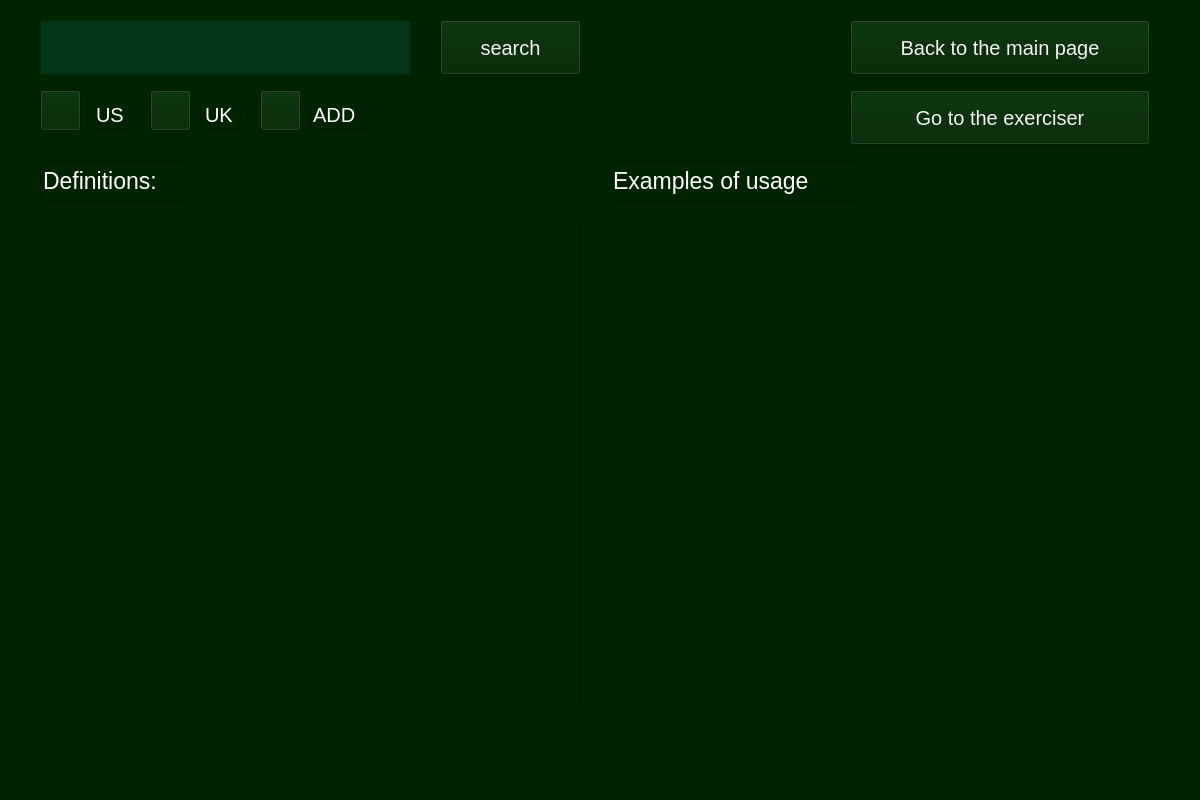
The window that WindowsGraphics/SearchWindow.ui (Skripkon/App-for-learning-English-LANGOD) describes before a commit, drawn with Qt 5.
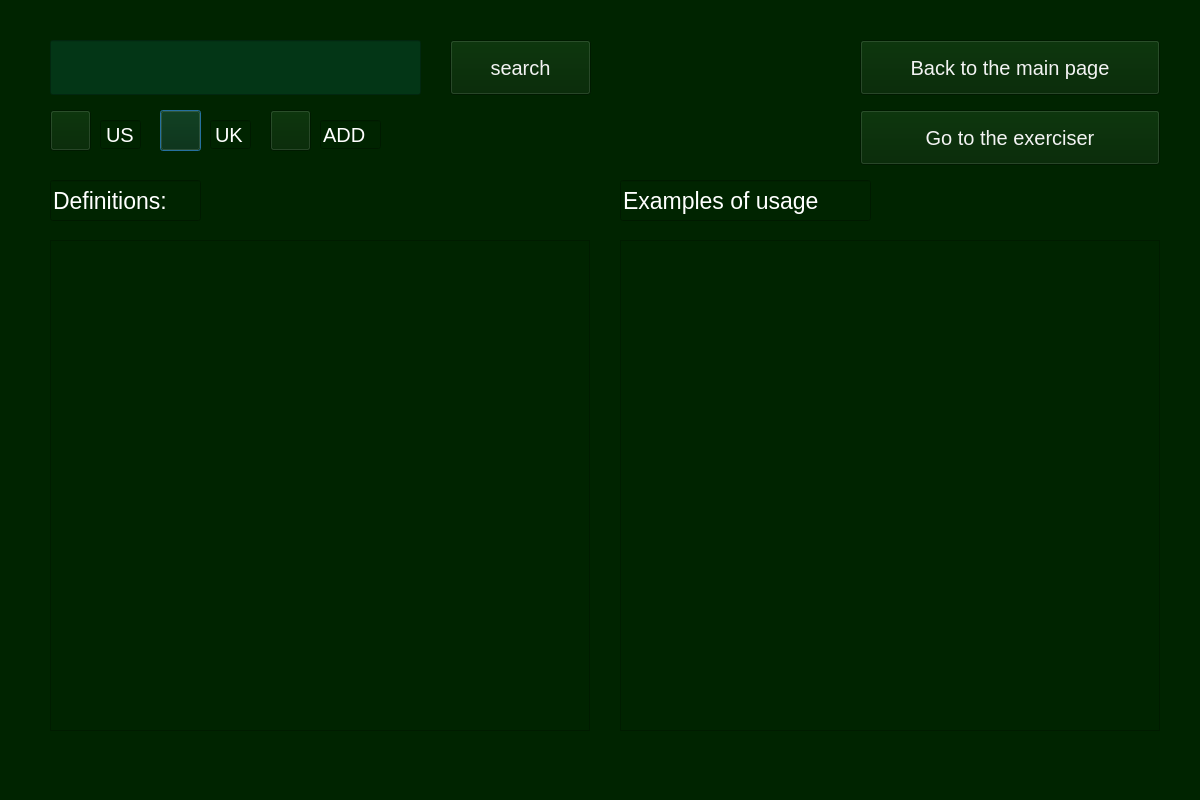
The same window after the commit. Icons and pictures are not drawn.

Commit message: exerciser window added

Diff of the .ui file:
```diff
--- a/WindowsGraphics/SearchWindow.ui
+++ b/WindowsGraphics/SearchWindow.ui
@@ -1,7 +1,7 @@
 <?xml version="1.0" encoding="UTF-8"?>
 <ui version="4.0">
- <class>MainWindow</class>
- <widget class="QMainWindow" name="MainWindow">
+ <class>Dialog</class>
+ <widget class="QDialog" name="Dialog">
   <property name="geometry">
    <rect>
     <x>0</x>
@@ -17,12 +17,155 @@
    <string notr="true">background-color: rgb(0, 36, 0);
 border-color: rgb(255, 255, 255);</string>
   </property>
-  <widget class="QWidget" name="centralwidget">
+  <widget class="QPushButton" name="pronunciationUK">
+   <property name="geometry">
+    <rect>
+     <x>160</x>
+     <y>110</y>
+     <width>41</width>
+     <height>41</height>
+    </rect>
+   </property>
+   <property name="styleSheet">
+    <string notr="true">color: rgb(255, 255, 255);
+</string>
+   </property>
+   <property name="text">
+    <string/>
+   </property>
+   <property name="icon">
+    <iconset>
+     <normalon>WindowsGraphics</normalon>
+     <activeon>:/voiceButtonIcon.png/voiceButtonIcon.png</activeon>
+    </iconset>
+   </property>
+   <property name="iconSize">
+    <size>
+     <width>40</width>
+     <height>40</height>
+    </size>
+   </property>
+   <property name="checkable">
+    <bool>false</bool>
+   </property>
+  </widget>
+  <widget class="QLineEdit" name="pronunciationUKtext">
+   <property name="geometry">
+    <rect>
+     <x>210</x>
+     <y>120</y>
+     <width>41</width>
+     <height>29</height>
+    </rect>
+   </property>
+   <property name="styleSheet">
+    <string notr="true">color: rgb(255, 255, 255);
+font: 15pt;</string>
+   </property>
+   <property name="text">
+    <string>UK</string>
+   </property>
+   <property name="alignment">
+    <set>Qt::AlignCenter</set>
+   </property>
+  </widget>
+  <widget class="QLineEdit" name="add_line">
+   <property name="geometry">
+    <rect>
+     <x>320</x>
+     <y>120</y>
+     <width>61</width>
+     <height>29</height>
+    </rect>
+   </property>
+   <property name="styleSheet">
+    <string notr="true">color: rgb(255, 255, 255);
+font: 15pt;</string>
+   </property>
+   <property name="text">
+    <string>ADD</string>
+   </property>
+  </widget>
+  <widget class="QPushButton" name="back_to_the_main_page_button">
+   <property name="geometry">
+    <rect>
+     <x>860</x>
+     <y>40</y>
+     <width>300</width>
+     <height>55</height>
+    </rect>
+   </property>
+   <property name="styleSheet">
+    <string notr="true">color:rgb(255, 0, 255);
+font-size:15pt; 
+color:rgb(243, 243, 243);
+</string>
+   </property>
+   <property name="text">
+    <string>Back to the main page</string>
+   </property>
+  </widget>
+  <widget class="QLineEdit" name="pronunciationUSAtext">
+   <property name="geometry">
+    <rect>
+     <x>100</x>
+     <y>120</y>
+     <width>41</width>
+     <height>29</height>
+    </rect>
+   </property>
+   <property name="styleSheet">
+    <string notr="true">color: rgb(255, 255, 255);
+font: 15pt;</string>
+   </property>
+   <property name="text">
+    <string>US</string>
+   </property>
+   <property name="alignment">
+    <set>Qt::AlignCenter</set>
+   </property>
+  </widget>
+  <widget class="QPushButton" name="add_word_button">
+   <property name="geometry">
+    <rect>
+     <x>270</x>
+     <y>110</y>
+     <width>41</width>
+     <height>41</height>
+    </rect>
+   </property>
+   <property name="text">
+    <string/>
+   </property>
+  </widget>
+  <widget class="QLineEdit" name="definitionsTitle">
+   <property name="geometry">
+    <rect>
+     <x>50</x>
+     <y>180</y>
+     <width>151</width>
+     <height>41</height>
+    </rect>
+   </property>
+   <property name="layoutDirection">
+    <enum>Qt::RightToLeft</enum>
+   </property>
+   <property name="styleSheet">
+    <string notr="true">color: rgb(255, 255, 255);
+font: 17pt;</string>
+   </property>
+   <property name="text">
+    <string>Definitions:</string>
+   </property>
+   <property name="alignment">
+    <set>Qt::AlignLeading|Qt::AlignLeft|Qt::AlignVCenter</set>
+   </property>
+  </widget>
    <widget class="QPushButton" name="searchbutton">
     <property name="geometry">
      <rect>
-      <x>440</x>
-      <y>20</y>
+     <x>450</x>
+     <y>40</y>
       <width>141</width>
       <height>55</height>
      </rect>
@@ -37,11 +180,34 @@
      <string>search</string>
     </property>
    </widget>
+  <widget class="QLineEdit" name="usageTitle">
+   <property name="geometry">
+    <rect>
+     <x>620</x>
+     <y>180</y>
+     <width>251</width>
+     <height>41</height>
+    </rect>
+   </property>
+   <property name="layoutDirection">
+    <enum>Qt::RightToLeft</enum>
+   </property>
+   <property name="styleSheet">
+    <string notr="true">color: rgb(255, 255, 255);
+font: 17pt;</string>
+   </property>
+   <property name="text">
+    <string>Examples of usage</string>
+   </property>
+   <property name="alignment">
+    <set>Qt::AlignLeading|Qt::AlignLeft|Qt::AlignVCenter</set>
+   </property>
+  </widget>
    <widget class="QLineEdit" name="searchfield">
     <property name="geometry">
      <rect>
-      <x>40</x>
-      <y>20</y>
+     <x>50</x>
+     <y>40</y>
       <width>371</width>
       <height>55</height>
      </rect>
@@ -60,8 +226,8 @@
    <widget class="QTextEdit" name="definitionsText">
     <property name="geometry">
      <rect>
-      <x>40</x>
-      <y>220</y>
+     <x>50</x>
+     <y>240</y>
       <width>540</width>
       <height>491</height>
      </rect>
@@ -77,8 +243,8 @@
    <widget class="QPushButton" name="pronunciationUSA">
     <property name="geometry">
      <rect>
-      <x>40</x>
-      <y>90</y>
+     <x>50</x>
+     <y>110</y>
       <width>41</width>
       <height>41</height>
      </rect>
@@ -105,106 +271,11 @@
      <bool>false</bool>
     </property>
    </widget>
-   <widget class="QPushButton" name="pronunciationUK">
-    <property name="geometry">
-     <rect>
-      <x>150</x>
-      <y>90</y>
-      <width>41</width>
-      <height>41</height>
-     </rect>
-    </property>
-    <property name="styleSheet">
-     <string notr="true">color: rgb(255, 255, 255);
-</string>
-    </property>
-    <property name="text">
-     <string/>
-    </property>
-    <property name="icon">
-     <iconset>
-      <normalon>.</normalon>
-      <activeon>:/voiceButtonIcon.png/voiceButtonIcon.png</activeon>
-     </iconset>
-    </property>
-    <property name="iconSize">
-     <size>
-      <width>40</width>
-      <height>40</height>
-     </size>
-    </property>
-    <property name="checkable">
-     <bool>false</bool>
-    </property>
-   </widget>
-   <widget class="QLineEdit" name="pronunciationUSAtext">
-    <property name="geometry">
-     <rect>
-      <x>90</x>
-      <y>100</y>
-      <width>41</width>
-      <height>29</height>
-     </rect>
-    </property>
-    <property name="styleSheet">
-     <string notr="true">color: rgb(255, 255, 255);
-font: 15pt;</string>
-    </property>
-    <property name="text">
-     <string>US</string>
-    </property>
-    <property name="alignment">
-     <set>Qt::AlignCenter</set>
-    </property>
-   </widget>
-   <widget class="QLineEdit" name="pronunciationUKtext">
-    <property name="geometry">
-     <rect>
-      <x>200</x>
-      <y>100</y>
-      <width>41</width>
-      <height>29</height>
-     </rect>
-    </property>
-    <property name="styleSheet">
-     <string notr="true">color: rgb(255, 255, 255);
-font: 15pt;</string>
-    </property>
-    <property name="text">
-     <string>UK</string>
-    </property>
-    <property name="alignment">
-     <set>Qt::AlignCenter</set>
-    </property>
-   </widget>
-   <widget class="QLineEdit" name="definitionsTitle">
-    <property name="geometry">
-     <rect>
-      <x>40</x>
-      <y>160</y>
-      <width>151</width>
-      <height>41</height>
-     </rect>
-    </property>
-    <property name="layoutDirection">
-     <enum>Qt::RightToLeft</enum>
-    </property>
-    <property name="styleSheet">
-     <string notr="true">color: rgb(255, 255, 255);
-font: 17pt;</string>
-    </property>
-    <property name="text">
-     <string>Definitions:</string>
-    </property>
-    <property name="alignment">
-     <set>Qt::AlignLeading|Qt::AlignLeft|Qt::AlignVCenter</set>
-    </property>
-   </widget>
    <widget class="QTextEdit" name="usageText">
     <property name="geometry">
      <rect>
-      <x>610</x>
-      <y>220</y>
+     <x>620</x>
+     <y>240</y>
       <width>540</width>
       <height>491</height>
      </rect>
@@ -217,83 +288,11 @@
 </string>
     </property>
    </widget>
-   <widget class="QLineEdit" name="usageTitle">
-    <property name="geometry">
-     <rect>
-      <x>610</x>
-      <y>160</y>
-      <width>251</width>
-      <height>41</height>
-     </rect>
-    </property>
-    <property name="layoutDirection">
-     <enum>Qt::RightToLeft</enum>
-    </property>
-    <property name="styleSheet">
-     <string notr="true">color: rgb(255, 255, 255);
-font: 17pt;</string>
-    </property>
-    <property name="text">
-     <string>Examples of usage</string>
-    </property>
-    <property name="alignment">
-     <set>Qt::AlignLeading|Qt::AlignLeft|Qt::AlignVCenter</set>
-    </property>
-   </widget>
-   <widget class="QPushButton" name="back_to_the_main_page_button">
-    <property name="geometry">
-     <rect>
-      <x>850</x>
-      <y>20</y>
-      <width>300</width>
-      <height>55</height>
-     </rect>
-    </property>
-    <property name="styleSheet">
-     <string notr="true">color:rgb(255, 0, 255);
-font-size:15pt; 
-color:rgb(243, 243, 243);
-</string>
-    </property>
-    <property name="text">
-     <string>Back to the main page</string>
-    </property>
-   </widget>
-   <widget class="QPushButton" name="add_word_button">
-    <property name="geometry">
-     <rect>
-      <x>260</x>
-      <y>90</y>
-      <width>41</width>
-      <height>41</height>
-     </rect>
-    </property>
-    <property name="text">
-     <string/>
-    </property>
-   </widget>
-   <widget class="QLineEdit" name="add_line">
-    <property name="geometry">
-     <rect>
-      <x>310</x>
-      <y>100</y>
-      <width>61</width>
-      <height>29</height>
-     </rect>
-    </property>
-    <property name="styleSheet">
-     <string notr="true">color: rgb(255, 255, 255);
-font: 15pt;</string>
-    </property>
-    <property name="text">
-     <string>ADD</string>
-    </property>
-   </widget>
    <widget class="QPushButton" name="go_to_the_exerciser_button">
     <property name="geometry">
      <rect>
-      <x>850</x>
-      <y>90</y>
+     <x>860</x>
+     <y>110</y>
       <width>300</width>
       <height>55</height>
      </rect>
@@ -308,18 +307,6 @@
      <string>Go to the exerciser</string>
     </property>
    </widget>
-  </widget>
-  <widget class="QMenuBar" name="menubar">
-   <property name="geometry">
-    <rect>
-     <x>0</x>
-     <y>0</y>
-     <width>1200</width>
-     <height>26</height>
-    </rect>
-   </property>
-  </widget>
-  <widget class="QStatusBar" name="statusbar"/>
  </widget>
  <resources/>
  <connections/>
```
Left out of the diff: 4 changed lines with no effect on the pictures. Lines whose indentation alone changed are shown as unchanged. The commit also changes 3 other files.
